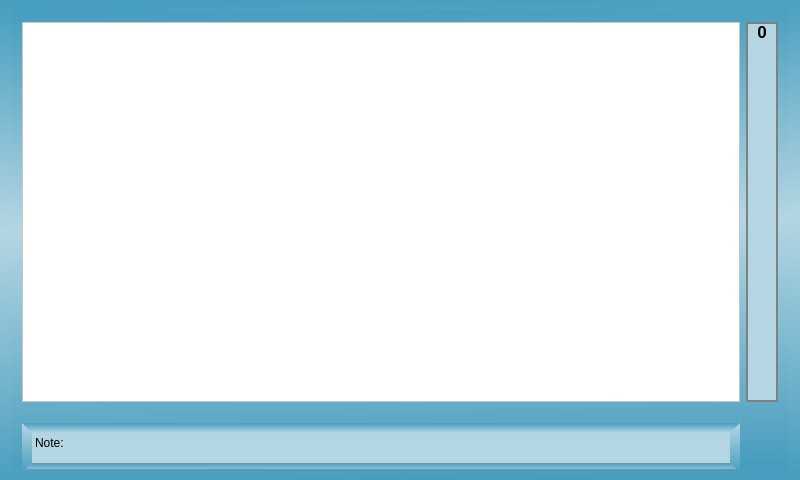
The window that mainwindow.ui (andrewreeman/staffGames) describes before a commit, drawn with Qt 5.
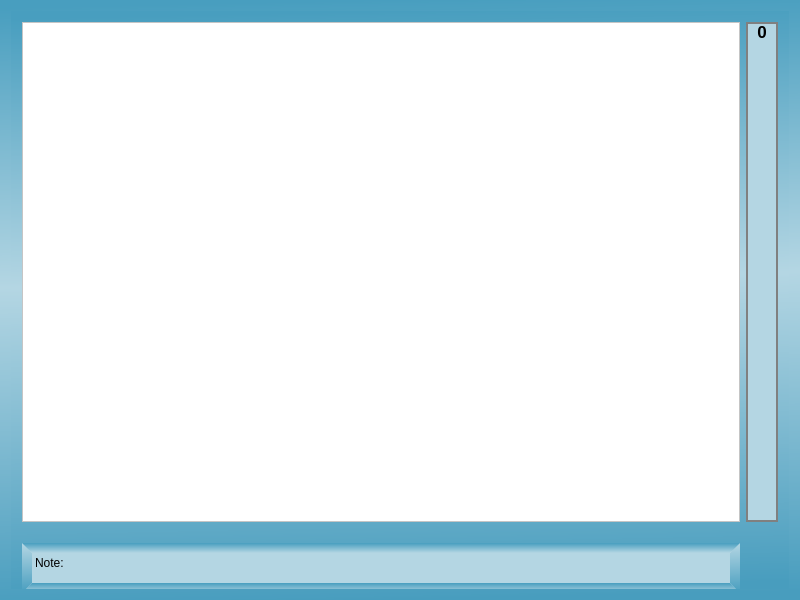
The same window after the commit.

Commit message: with main window programmatically opened and added

What changed in the file:
```diff
--- a/mainwindow.ui
+++ b/mainwindow.ui
@@ -1,23 +1,45 @@
 <?xml version="1.0" encoding="UTF-8"?>
 <ui version="4.0">
  <class>MainWindow</class>
- <widget class="QMainWindow" name="MainWindow">
+ <widget class="QWidget" name="MainWindow">
+  <property name="enabled">
+   <bool>true</bool>
+  </property>
   <property name="geometry">
    <rect>
     <x>0</x>
     <y>0</y>
     <width>800</width>
-    <height>480</height>
+    <height>600</height>
    </rect>
   </property>
+  <property name="sizePolicy">
+   <sizepolicy hsizetype="Expanding" vsizetype="Expanding">
+    <horstretch>0</horstretch>
+    <verstretch>0</verstretch>
+   </sizepolicy>
+  </property>
+  <property name="maximumSize">
+   <size>
+    <width>16777215</width>
+    <height>16777215</height>
+   </size>
+  </property>
   <property name="windowTitle">
    <string>MainWindow</string>
   </property>
+  <property name="autoFillBackground">
+   <bool>false</bool>
+  </property>
   <property name="styleSheet">
    <string notr="true">background-color: qlineargradient(spread:pad, x1:0.438, y1:0, x2:0.466667, y2:1, stop:0 rgba(72, 158, 191, 255), stop:0.466667 rgba(180, 214, 227, 255), stop:1 rgba(72, 157, 190, 255));</string>
   </property>
-  <widget class="QWidget" name="centralWidget">
+  <layout class="QVBoxLayout" name="verticalLayout">
+   <item>
    <layout class="QGridLayout" name="gridLayout">
+     <property name="sizeConstraint">
+      <enum>QLayout::SetDefaultConstraint</enum>
+     </property>
     <item row="0" column="0">
      <widget class="QStackedWidget" name="stackedWidget">
       <property name="currentIndex">
@@ -161,7 +183,8 @@
      </widget>
     </item>
    </layout>
-  </widget>
+   </item>
+  </layout>
  </widget>
  <layoutdefault spacing="6" margin="11"/>
  <resources/>
```
Lines whose indentation alone changed are shown as unchanged. The commit also changes 7 other files.
